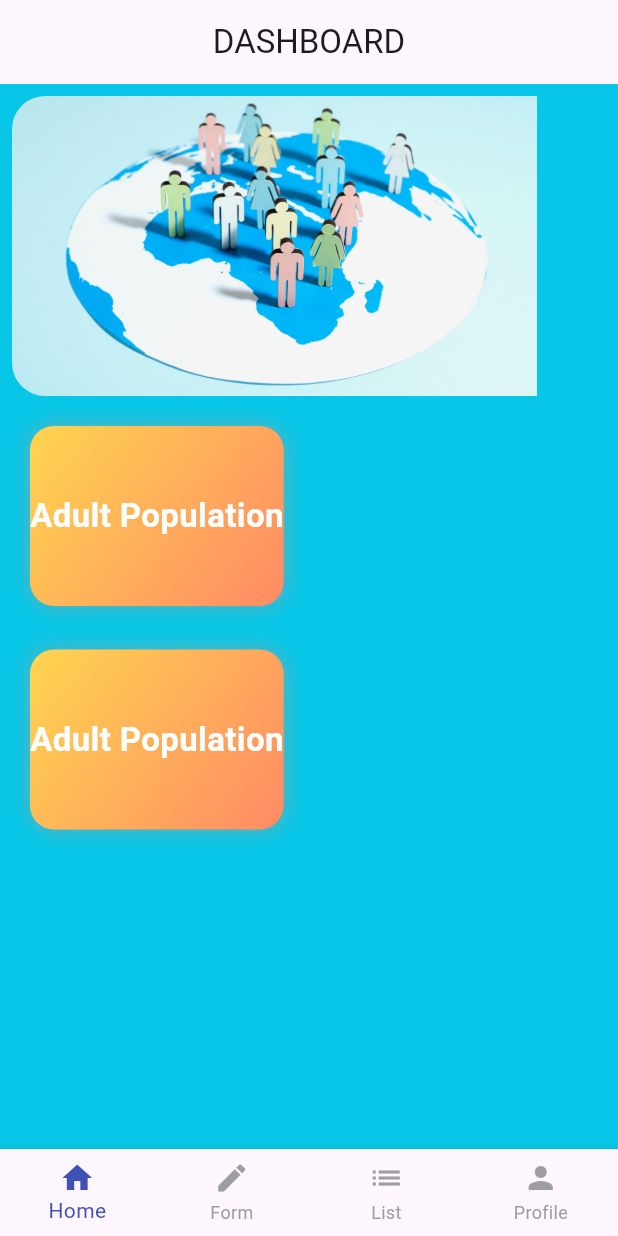
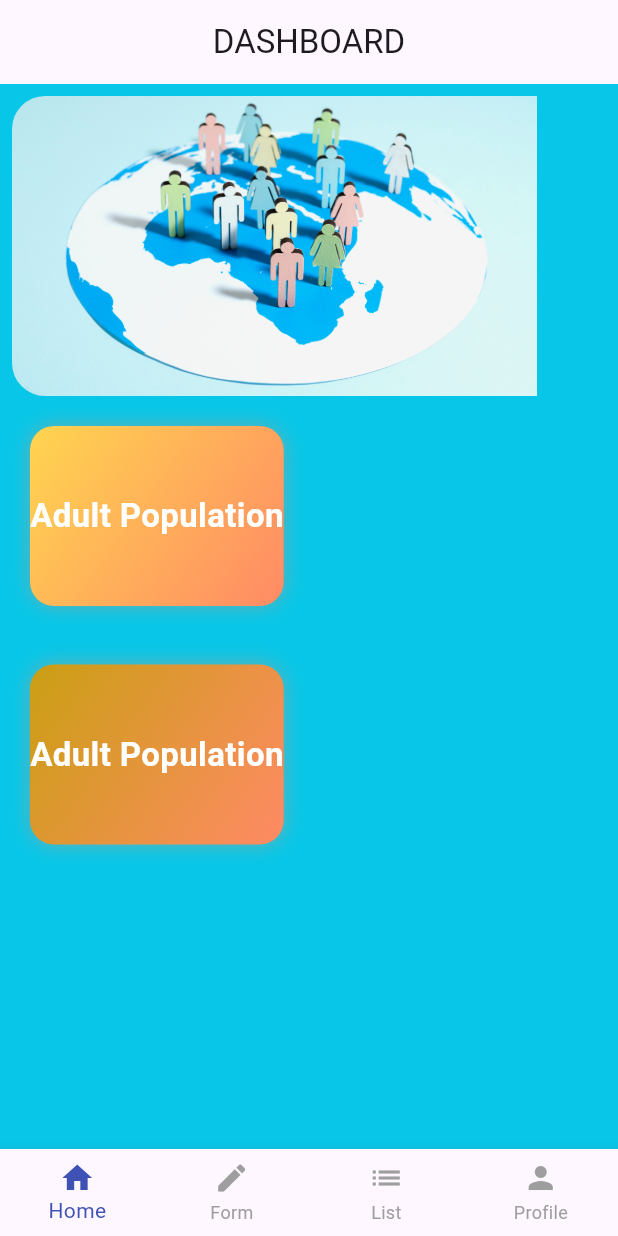
Before and after one commit to Sibun022/population, a Flutter app: the screen it shows after launch, on a phone screen of 412 x 824 dp. Run offline on Flutter 3.47's test engine with Material 3 defaults, Android fonts, the phone set to English and light mode, and no system bars.

Commit message:
height 15, and new color added to home page

```diff
--- a/lib/home_page.dart
+++ b/lib/home_page.dart
@@ -59,13 +59,13 @@ class _FirstPageState extends State<FirstPage> {
                   ),
                 ],
               ),
-              SizedBox(height: 5),
+              SizedBox(height: 15),
               Row(
                 mainAxisAlignment: MainAxisAlignment.spaceBetween,
                 children: [
                   _buildCard(
                     title: 'Adult Population',
-                    color1: Color(0xFFFFD54F),
+                    color1: Color.fromARGB(255, 202, 159, 19),
                     color2: Color(0xFFFF8A65),
                     onTap: () {
                       Navigator.push(
```
